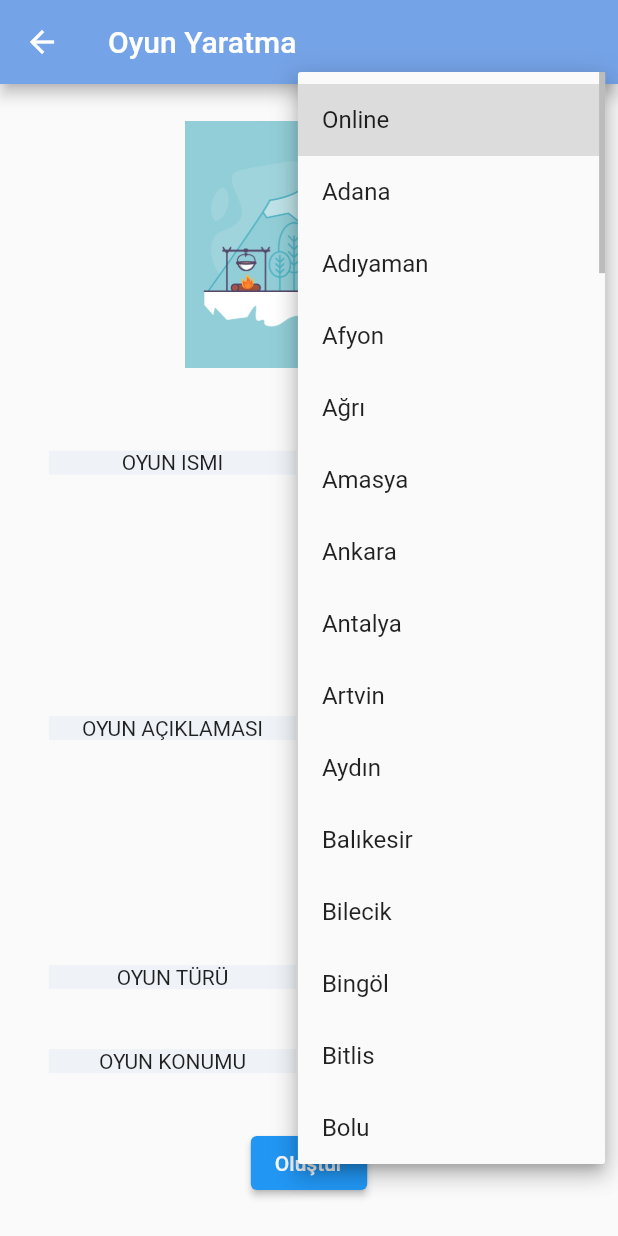
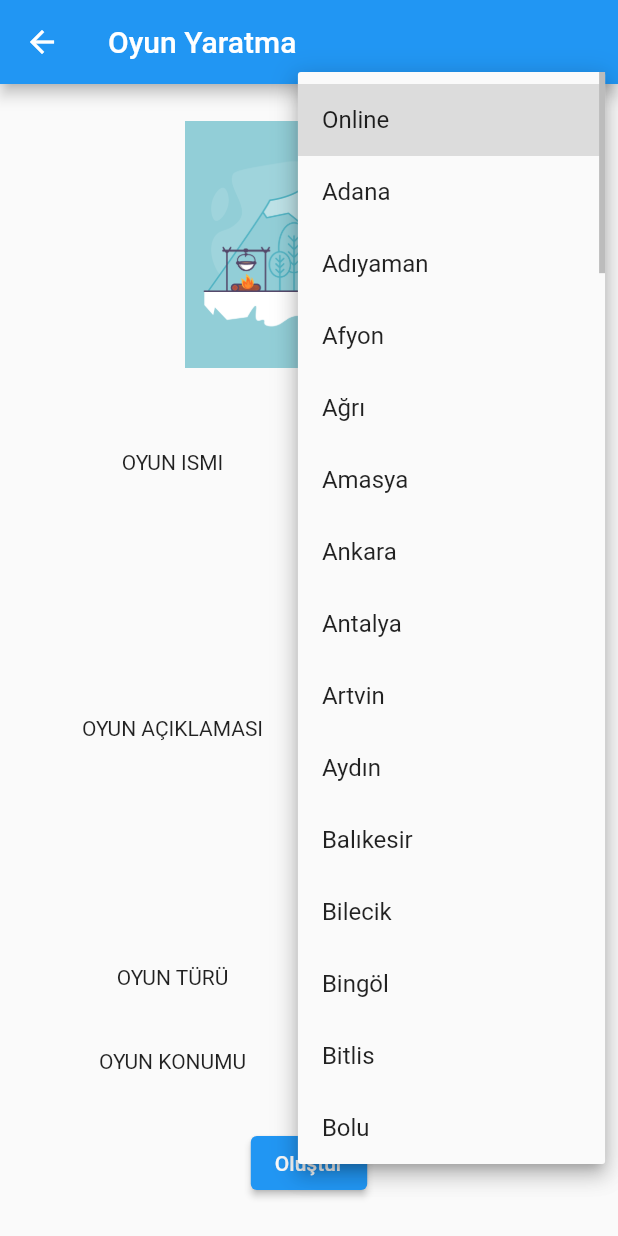
Before and after one commit to maliksenpai/findgamemates, a Flutter app: the CreateGameScreen screen opened directly, after a tap on "Online", on a phone screen of 412 x 824 dp. Run offline on Flutter 3.47's test engine with Material 2 defaults, Android fonts, the phone set to English and light mode, and no system bars; drawn by our look-alikes of flutter_platform_widgets; our stand-ins replace cloud_firestore, convex_bottom_bar, firebase_auth, firebase_core, firebase_database, flutter_custom_clippers and 5 more; missing offline and left inert: day_night_switcher; accounts and stored records are empty.

Commit message:
- bug fix about material ui  - refactor dark theme  - added pagination for game list

```diff
--- a/lib/data/firebase/firebase_game.dart
+++ b/lib/data/firebase/firebase_game.dart
@@ -24,6 +24,8 @@ class FirebaseGame extends GetxService{
   UserDatabase userDatabase = Get.put(UserDatabase());
   FirebaseLog firebaseLog = Get.put(FirebaseLog());
 
+  late DocumentSnapshot lastGameSnapshot;
+
   @override
   void onInit() {
     gameFirestore = FirebaseFirestore.instance.collection("games");
@@ -49,12 +51,9 @@ class FirebaseGame extends GetxService{
   Future<List<GamePost>> getGameList(String? filter, GameType? gameType, String? provience, String? lastId) async {
     try{
       List<GamePost> gameList = [];
-      //var query = databaseReference.startAt(lastId).orderByChild("active").equalTo(true);
-      //var query = databaseReference.orderByKey().startAt(lastId);
       var query = gameFirestore.where('active', isEqualTo: true);
       if(lastId !=null){
-        query = query.startAt([lastId]);
-        //query = query.limitToLast(10)
+        query = query.startAtDocument(lastGameSnapshot);
       }
       query = query.limit(10);
       await query.get().then((value) {
@@ -63,6 +62,7 @@ class FirebaseGame extends GetxService{
           GamePost gamePost = GamePost.fromJson(data);
           gameList.add(gamePost);
         }
+        lastGameSnapshot = mapEntry.last;
       });
       return gameList;
     }catch(e){
--- a/lib/get/game_get.dart
+++ b/lib/get/game_get.dart
@@ -41,7 +41,7 @@ class GameGet extends GetxController {
       lastPulledPostCount = iterable.length;
       postList.value.addAll(iterable);
     }
-    postList.value.sort((a,b) => a.createTime.compareTo(b.createTime));
+    //postList.value.sort((a,b) => a.createTime.compareTo(b.createTime));
     notFilteredList.addAll(postList.value);
   }
 
--- a/lib/screen/create_game_screen.dart
+++ b/lib/screen/create_game_screen.dart
@@ -1,5 +1,4 @@
 import 'package:findgamemates/get/game_get.dart';
-import 'package:findgamemates/model/game_post.dart';
 import 'package:findgamemates/model/game_types.dart';
 import 'package:findgamemates/theme_data.dart';
 import 'package:findgamemates/utils/dialog_utils.dart';
@@ -21,7 +20,7 @@ class _CreateGameScreenState extends State<CreateGameScreen> {
   GameGet gameGet = Get.put(GameGet());
   TextEditingController titleController = TextEditingController();
   TextEditingController descController = TextEditingController();
-  List<GameType> gameTypeList = GameType.values.sublist(0,3);
+  List<GameType> gameTypeList = GameType.values.sublist(1,4);
   late GameType selectedGameType;
   List<String> gameProvinceList= UtilData.provienceList;
   late String selectedGameProvince;
@@ -93,10 +92,9 @@ class _CreateGameScreenState extends State<CreateGameScreen> {
     return PlatformScaffold(
       appBar: PlatformAppBar(
         title: Text("Oyun Yaratma",style: TextStyle(color: Colors.white),),
-        backgroundColor: CustomThemeData.primaryColor,
+        backgroundColor: Theme.of(context).appBarTheme.backgroundColor,
         cupertino: (_, __) => CupertinoNavigationBarData(
             brightness: Brightness.dark,
-
         ),
       ),
       body: Center(
@@ -125,7 +123,7 @@ class _CreateGameScreenState extends State<CreateGameScreen> {
                         Material(
                           child: Container(
                               width: MediaQuery.of(context).size.width*0.4,
-                              color: CustomThemeData.backgroundColor,
+                              color: Theme.of(context).scaffoldBackgroundColor,
                               alignment: Alignment.center,
                               child: PlatformText("Oyun ismi",)
                           ),
@@ -150,7 +148,7 @@ class _CreateGameScreenState extends State<CreateGameScreen> {
                             child: Container(
                                 width: MediaQuery.of(context).size.width*0.4,
                                 alignment: Alignment.center,
-                                color: CustomThemeData.backgroundColor,
+                                color: Theme.of(context).scaffoldBackgroundColor,
                                 child: PlatformText("Oyun açıklaması"),
                             )
                         ),
@@ -179,7 +177,7 @@ class _CreateGameScreenState extends State<CreateGameScreen> {
                           child: Container(
                               width: MediaQuery.of(context).size.width*0.4,
                               alignment: Alignment.center,
-                              color: CustomThemeData.backgroundColor,
+                              color: Theme.of(context).scaffoldBackgroundColor,
                               child: PlatformText("Oyun türü"),
                           ),
                         ),
@@ -236,7 +234,7 @@ class _CreateGameScreenState extends State<CreateGameScreen> {
                         child: Container(
                           width: MediaQuery.of(context).size.width*0.4,
                           alignment: Alignment.center,
-                          color: CustomThemeData.backgroundColor,
+                          color: Theme.of(context).scaffoldBackgroundColor,
                           child: PlatformText("Oyun Konumu"),
                         ),
                       ),
--- a/lib/screen/game_detail_screen.dart
+++ b/lib/screen/game_detail_screen.dart
@@ -68,6 +68,7 @@ class _GameDetailScreenState extends State<GameDetailScreen> {
             child: ListView(
               children: [
                 Material(
+                  color: Theme.of(context).scaffoldBackgroundColor,
                   child: PlatformText(
                     widget.gamePost.title,
                     style: TextStyle(
--- a/lib/theme_data.dart
+++ b/lib/theme_data.dart
@@ -32,6 +32,9 @@ class CustomThemeData{
       backgroundColor: primaryColor,
     ),
     textTheme: GoogleFonts.openSansTextTheme(),
+    tabBarTheme: TabBarTheme(
+      labelColor: cardColor,
+    )
   );
 
   final ThemeData darkTheme = ThemeData(
@@ -39,6 +42,14 @@ class CustomThemeData{
     buttonTheme: ButtonThemeData(
       buttonColor: accentColor,
     ),
+    textTheme: const TextTheme(
+      bodyText1: TextStyle(),
+      bodyText2: TextStyle(),
+    ).apply(
+      bodyColor: Colors.white,
+      displayColor: Colors.white,
+    ),
+    primaryColor: primaryColor,
     elevatedButtonTheme: ElevatedButtonThemeData(
       style: ElevatedButton.styleFrom(
           primary: accentColor,
@@ -47,7 +58,7 @@ class CustomThemeData{
           )
       ),
     ),
-    textTheme: GoogleFonts.openSansTextTheme()
+    //textTheme: GoogleFonts.openSansTextTheme()
   );
 
 }
```
Also changed, not shown: lib/screen/main_screen.dart (+4 -4 lines), lib/view/game_screen_list.dart (+23 -6 lines), pubspec.lock.
